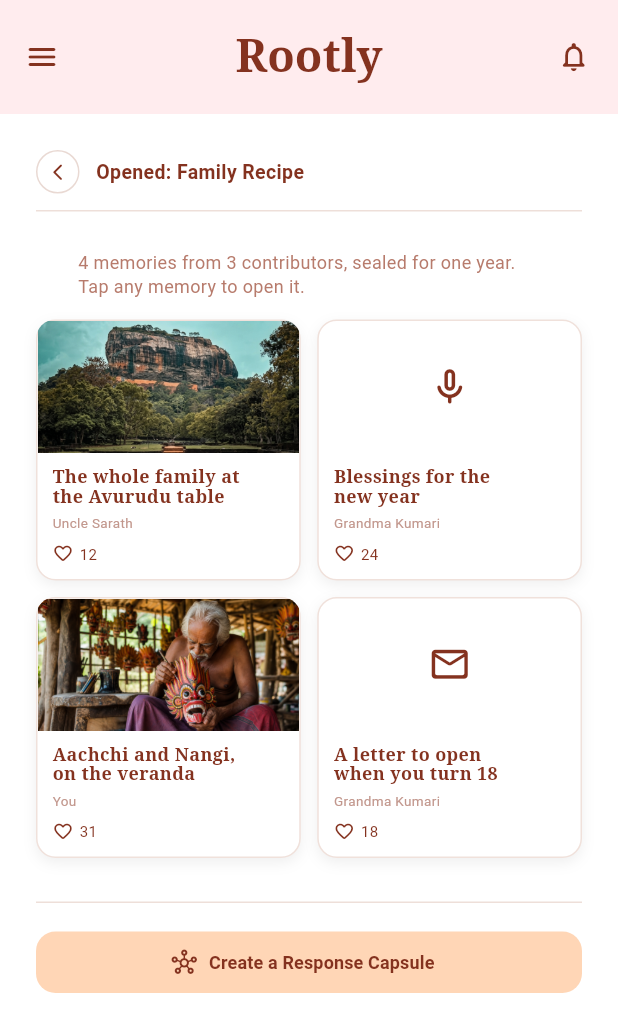
After one commit to DasunD2002/uee_project, a Flutter app: the FamilyMemoriesScreen screen opened by its route, on a phone screen of 412 x 824 dp. The commit adds this screen. Shown: the top 1032 px of the screen. Run offline on Flutter 3.47's test engine with Material 3 defaults, Android fonts, the light colour scheme and no system bars; our stand-ins replace shared_preferences; missing offline and left inert: maplibre_gl; accounts and stored records are empty; Roboto replaces fonts that are missing (Arial).

Commit message:
fix issue

```diff
--- /dev/null
+++ b/lib/features/capsule/presentation/family_memories_screen.dart
@@ -0,0 +1,200 @@
+import 'package:flutter/material.dart';
+
+import '../../../core/theme/app_colors.dart';
+
+/// The individual memories stored in the Family Recipe capsule.
+class FamilyMemoriesScreen extends StatelessWidget {
+  const FamilyMemoriesScreen({super.key});
+
+  @override
+  Widget build(BuildContext context) => Scaffold(
+    backgroundColor: Colors.white,
+    appBar: AppBar(
+      backgroundColor: const Color(0xFFFFECEE),
+      foregroundColor: AppColors.brown,
+      elevation: 0,
+      scrolledUnderElevation: 0,
+      toolbarHeight: 76,
+      leading: const Icon(Icons.menu_rounded),
+      centerTitle: true,
+      title: const Text(
+        'Rootly',
+        style: TextStyle(
+          color: AppColors.brown,
+          fontFamily: 'serif',
+          fontSize: 30,
+          fontWeight: FontWeight.w700,
+        ),
+      ),
+      actions: const [
+        Padding(
+          padding: EdgeInsets.only(right: 18),
+          child: Icon(Icons.notifications_none_rounded, size: 23),
+        ),
+      ],
+    ),
+    body: SafeArea(
+      top: false,
+      child: SingleChildScrollView(
+        padding: const EdgeInsets.fromLTRB(24, 24, 24, 36),
+        child: Column(
+          crossAxisAlignment: CrossAxisAlignment.stretch,
+          children: [
+            Row(
+              children: [
+                _RoundBackButton(onPressed: () => Navigator.pop(context)),
+                const SizedBox(width: 11),
+                const Expanded(
+                  child: Text(
+                    'Opened: Family Recipe',
+                    style: TextStyle(color: AppColors.brown, fontSize: 13, fontWeight: FontWeight.w700),
+                  ),
+                ),
+              ],
+            ),
+            const SizedBox(height: 11),
+            const Divider(color: Color(0xFFEEDFD9), height: 1),
+            const SizedBox(height: 26),
+            const Padding(
+              padding: EdgeInsets.symmetric(horizontal: 28),
+              child: Text(
+                '4 memories from 3 contributors, sealed for one year. Tap any memory to open it.',
+                style: TextStyle(color: Color(0xFFB77B6C), fontSize: 12, height: 1.3),
+              ),
+            ),
+            const SizedBox(height: 14),
+            const Row(
+              crossAxisAlignment: CrossAxisAlignment.start,
+              children: [
+                Expanded(
+                  child: _MemoryTile(
+                    image: 'assets/images/login_image.jpg',
+                    title: 'The whole family at\nthe Avurudu table',
+                    author: 'Uncle Sarath',
+                    likes: '12',
+                  ),
+                ),
+                SizedBox(width: 11),
+                Expanded(
+                  child: _MemoryTile(
+                    icon: Icons.mic_none_rounded,
+                    title: 'Blessings for the\nnew year',
+                    author: 'Grandma Kumari',
+                    likes: '24',
+                  ),
+                ),
+              ],
+            ),
+            const SizedBox(height: 11),
+            const Row(
+              crossAxisAlignment: CrossAxisAlignment.start,
+              children: [
+                Expanded(
+                  child: _MemoryTile(
+                    image: 'assets/images/mask_carver.png',
+                    title: 'Aachchi and Nangi,\non the veranda',
+                    author: 'You',
+                    likes: '31',
+                  ),
+                ),
+                SizedBox(width: 11),
+                Expanded(
+                  child: _MemoryTile(
+                    icon: Icons.mail_outline_rounded,
+                    title: 'A letter to open\nwhen you turn 18',
+                    author: 'Grandma Kumari',
+                    likes: '18',
+                  ),
+                ),
+              ],
+            ),
+            const SizedBox(height: 29),
+            const Divider(color: Color(0xFFEEDFD9), height: 1),
+            const SizedBox(height: 19),
+            SizedBox(
+              height: 41,
+              child: FilledButton.icon(
+                onPressed: () {},
+                icon: const Icon(Icons.hub_outlined, size: 17),
+                label: const Text('Create a Response Capsule', style: TextStyle(fontWeight: FontWeight.w700, fontSize: 12)),
+                style: FilledButton.styleFrom(
+                  backgroundColor: const Color(0xFFFFD6B6),
+                  foregroundColor: AppColors.brown,
+                  shape: RoundedRectangleBorder(borderRadius: BorderRadius.circular(13)),
+                ),
+              ),
+            ),
+          ],
+        ),
+      ),
+    ),
+  );
+}
+
+class _RoundBackButton extends StatelessWidget {
+  const _RoundBackButton({required this.onPressed});
+
+  final VoidCallback onPressed;
+
+  @override
+  Widget build(BuildContext context) => SizedBox(
+    width: 29,
+    height: 29,
+    child: OutlinedButton(
+      onPressed: onPressed,
+      style: OutlinedButton.styleFrom(
+        padding: EdgeInsets.zero,
+        foregroundColor: AppColors.brown,
+        side: const BorderSide(color: Color(0xFFE9D9D3)),
+        shape: const CircleBorder(),
+      ),
+      child: const Icon(Icons.arrow_back_ios_new_rounded, size: 13),
+    ),
+  );
+}
+
+class _MemoryTile extends StatelessWidget {
+  const _MemoryTile({this.image, this.icon, required this.title, required this.author, required this.likes});
+
+  final String? image;
+  final IconData? icon;
+  final String title;
+  final String author;
+  final String likes;
+
+  @override
+  Widget build(BuildContext context) => Container(
+    clipBehavior: Clip.antiAlias,
+    decoration: BoxDecoration(
+      color: Colors.white,
+      borderRadius: BorderRadius.circular(13),
+      border: Border.all(color: const Color(0xFFF0E1DB)),
+      boxShadow: const [BoxShadow(color: Color(0x10000000), blurRadius: 7, offset: Offset(0, 3))],
+    ),
+    child: Column(
+      crossAxisAlignment: CrossAxisAlignment.start,
+      children: [
+        SizedBox(
+          height: 88,
+          width: double.infinity,
+          child: image != null
+              ? Image.asset(image!, fit: BoxFit.cover)
+              : Center(child: Icon(icon, size: 29, color: AppColors.brown)),
+        ),
+        Padding(
+          padding: const EdgeInsets.fromLTRB(10, 9, 10, 10),
+          child: Column(
+            crossAxisAlignment: CrossAxisAlignment.start,
+            children: [
+              Text(title, style: const TextStyle(color: AppColors.brown, fontFamily: 'serif', fontSize: 12, fontWeight: FontWeight.w700, height: 1.08)),
+              const SizedBox(height: 5),
+              Text(author, style: const TextStyle(color: Color(0xFFC2978D), fontSize: 9)),
+              const SizedBox(height: 7),
+              Row(children: [const Icon(Icons.favorite_border_rounded, color: AppColors.brown, size: 14), const SizedBox(width: 4), Text(likes, style: const TextStyle(color: AppColors.brown, fontSize: 10))]),
+            ],
+          ),
+        ),
+      ],
+    ),
+  );
+}
--- a/lib/features/capsule/presentation/family_receipt_screen.dart
+++ b/lib/features/capsule/presentation/family_receipt_screen.dart
@@ -40,7 +40,7 @@ class FamilyReceiptScreen extends StatelessWidget {
         child: Column(
           children: [
             const Text(
-              'Sinhala New Year 2024',
+              'Family Recipe',
               style: TextStyle(color: AppColors.brown, fontFamily: 'serif', fontSize: 21, fontWeight: FontWeight.w700),
             ),
             const SizedBox(height: 25),
@@ -82,7 +82,7 @@ class FamilyReceiptScreen extends StatelessWidget {
               width: double.infinity,
               height: 47,
               child: FilledButton(
-                onPressed: () {},
+                onPressed: () => Navigator.pushNamed(context, '/family-memories'),
                 style: FilledButton.styleFrom(
                   backgroundColor: AppColors.brown,
                   foregroundColor: Colors.white,
--- a/lib/main.dart
+++ b/lib/main.dart
@@ -5,6 +5,7 @@ import 'features/auth/presentation/signup_screen.dart';
 import 'features/capsules/presentation/create_capsule_screen.dart';
 import 'features/capsule/presentation/capsule_screen.dart';
 import 'features/capsule/presentation/family_receipt_screen.dart';
+import 'features/capsule/presentation/family_memories_screen.dart';
 import 'features/explorer/presentation/explorer_shell.dart';
 import 'features/explorer/presentation/sri_lanka_3d_map_screen.dart';
 import 'features/home/presentation/home_screen.dart';
@@ -35,6 +36,7 @@ class RootlyApp extends StatelessWidget {
       '/home': (_) => const HomeScreen(),
       '/capsule': (_) => const CapsuleScreen(),
       '/family-receipt': (_) => const FamilyReceiptScreen(),
+      '/family-memories': (_) => const FamilyMemoriesScreen(),
       '/explorer': (_) => const ExplorerShell(),
       '/province-map': (_) => const SriLanka3DMapScreen(),
     },
```
